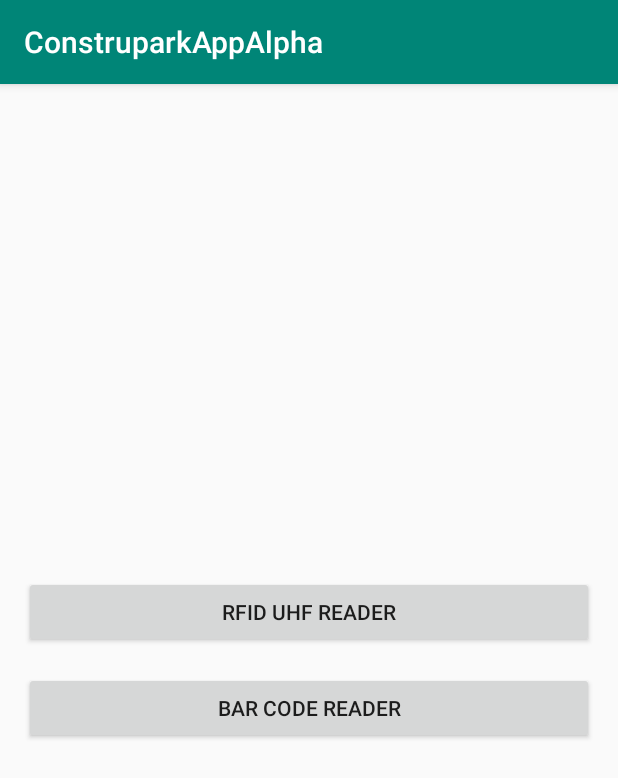
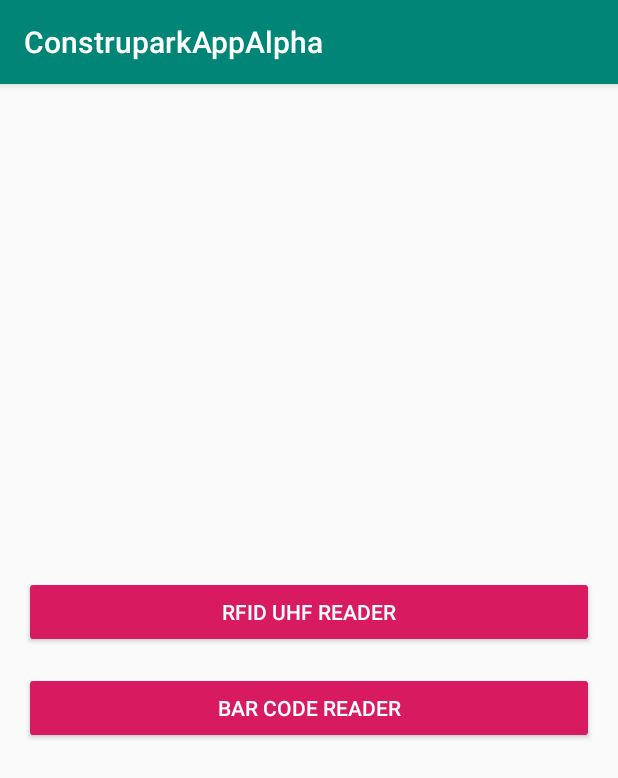
Before and after one commit to enriquemromo/chainway, an Android app: the screen it shows after launch (MainActivity), on a phone screen of 412 x 824 dp. Shown: the top 778 px of the screen. Run offline under Robolectric (Android 15) with nearby library versions, the phone set to English and light mode, and no system bars.

Commit message:
Version alfa

```diff
--- a/app/src/main/res/layout/activity_main.xml
+++ b/app/src/main/res/layout/activity_main.xml
@@ -23,7 +23,8 @@
             android:layout_marginLeft="16dp"
             android:layout_marginEnd="16dp"
             android:layout_marginRight="16dp"
-            android:text="@string/ui_main_rfid_uhf_reader" />
+            android:text="@string/ui_main_rfid_uhf_reader"
+            style="@style/Widget.AppCompat.Button.Colored"/>
 
         <Button
             android:id="@+id/barcodeReaderButton"
@@ -34,7 +35,9 @@
             android:layout_marginTop="16dp"
             android:layout_marginEnd="16dp"
             android:layout_marginRight="16dp"
-            android:text="Bar Code Reader" />
+            android:text="Bar Code Reader"
+            style="@style/Widget.AppCompat.Button.Colored"
+            />
     </LinearLayout>
 
 </androidx.constraintlayout.widget.ConstraintLayout>
--- a/uhfreader/build.gradle
+++ b/uhfreader/build.gradle
@@ -32,5 +32,6 @@ dependencies {
     androidTestImplementation 'androidx.test.espresso:espresso-core:3.2.0'
     implementation 'com.android.support:recyclerview-v7:29.0.0'
     implementation 'androidx.constraintlayout:constraintlayout:1.1.3'
+    implementation 'jp.wasabeef:recyclerview-animators:3.0.0'
     implementation fileTree(dir: '../libs/', include: ['*.aar', '*.jar'], exclude: [])
 }
--- a/uhfreader/src/main/java/mx/rfpro/uhfreader/ReaderUHFActivity.java
+++ b/uhfreader/src/main/java/mx/rfpro/uhfreader/ReaderUHFActivity.java
@@ -20,6 +20,7 @@ import com.rscja.deviceapi.RFIDWithUHF;
         import java.util.HashSet;
         import java.util.Set;
 
+        import jp.wasabeef.recyclerview.animators.SlideInUpAnimator;
         import mx.rfpro.uhfreader.adapter.TagAdpater;
 
 public class ReaderUHFActivity extends AppCompatActivity {
@@ -50,9 +51,12 @@ public class ReaderUHFActivity extends AppCompatActivity {
             @Override
             public void onClick(View view) {
 
+                if(!loopFlag){
                     tagSet.clear();
                     tagAdpater.updateList(tagSet);
                     new UpdateTagListTask().execute();
+                }
+
             }
         });
         mContext = this;
@@ -65,6 +69,7 @@ public class ReaderUHFActivity extends AppCompatActivity {
 
         tagAdpater = new TagAdpater();
         rv.setAdapter(tagAdpater);
+        rv.setItemAnimator(new SlideInUpAnimator());
 
 
         progressBar = findViewById(R.id.progressBar);
--- a/uhfreader/src/main/res/layout/reader_uhf_main_layout.xml
+++ b/uhfreader/src/main/res/layout/reader_uhf_main_layout.xml
@@ -45,5 +45,6 @@
         android:layout_width="match_parent"
         android:layout_height="wrap_content"
         android:text="Clear"
+        style="@style/Widget.AppCompat.Button.Colored"
         app:layout_constraintBottom_toBottomOf="parent" />
 </androidx.constraintlayout.widget.ConstraintLayout>
```
Lines whose indentation alone changed are shown as unchanged.
